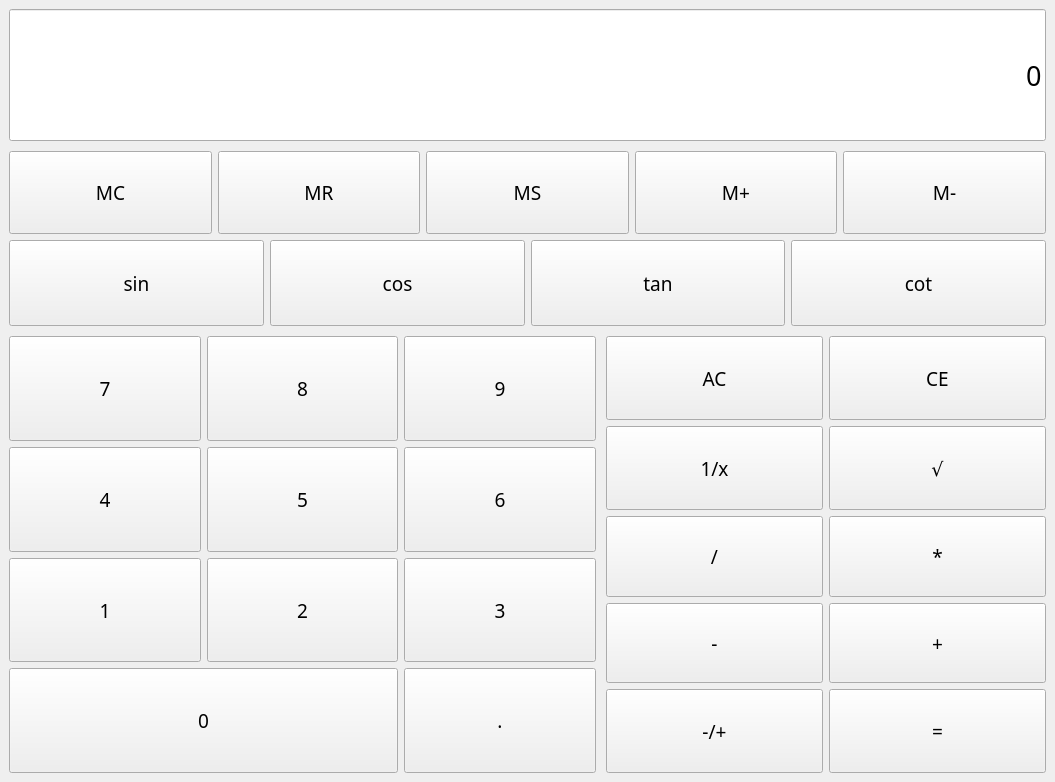
Qt form mainwindow.ui (McNeelinet/QtCalculator) before a commit.
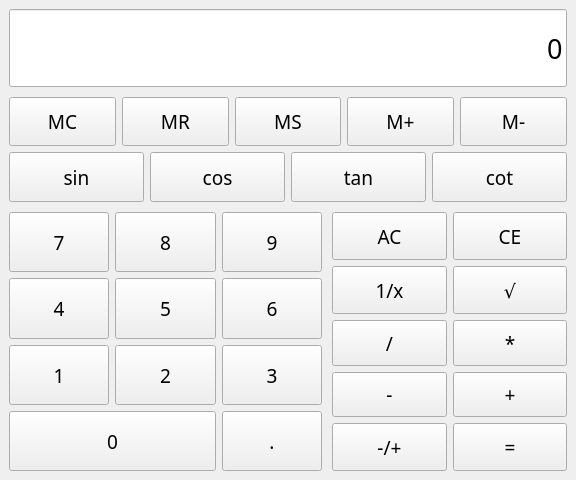
The same form after that commit.

Commit message: прибрался. waitingForOperrand - рудимент?

The edit to the form file:
```diff
--- a/mainwindow.ui
+++ b/mainwindow.ui
@@ -6,8 +6,8 @@
    <rect>
     <x>0</x>
     <y>0</y>
-    <width>1055</width>
-    <height>782</height>
+    <width>576</width>
+    <height>480</height>
    </rect>
   </property>
   <property name="sizePolicy">
```
The commit also changes 2 other files.
